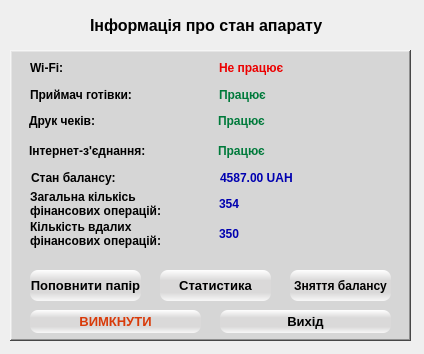
Normandez/LM, file dialogsupport.ui: the form before one commit.
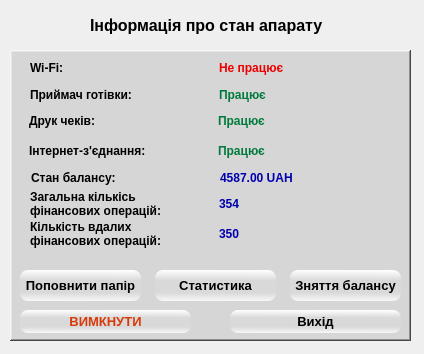
The form after the commit.

Patch:
```diff
--- a/dialogsupport.ui
+++ b/dialogsupport.ui
@@ -63,9 +63,9 @@
    <widget class="QPushButton" name="pushButtonAddPaper">
     <property name="geometry">
      <rect>
-      <x>20</x>
+      <x>10</x>
       <y>220</y>
-      <width>111</width>
+      <width>121</width>
       <height>31</height>
      </rect>
     </property>
@@ -94,12 +94,13 @@
      <rect>
       <x>280</x>
       <y>220</y>
-      <width>101</width>
+      <width>111</width>
       <height>31</height>
      </rect>
     </property>
     <property name="font">
      <font>
+      <pointsize>10</pointsize>
       <weight>75</weight>
       <bold>true</bold>
      </font>
@@ -118,7 +119,7 @@
    <widget class="QPushButton" name="pushButton_3">
     <property name="geometry">
      <rect>
-      <x>20</x>
+      <x>10</x>
       <y>260</y>
       <width>171</width>
       <height>23</height>
@@ -147,9 +148,9 @@
    <widget class="QPushButton" name="pushButton_4">
     <property name="geometry">
      <rect>
-      <x>150</x>
+      <x>145</x>
       <y>220</y>
-      <width>111</width>
+      <width>121</width>
       <height>31</height>
      </rect>
     </property>
@@ -286,7 +287,7 @@
    <widget class="QPushButton" name="pushButtonExit">
     <property name="geometry">
      <rect>
-      <x>210</x>
+      <x>220</x>
       <y>260</y>
       <width>171</width>
       <height>23</height>
```
Left out of the diff: 2 changed lines with no effect on the pictures.
